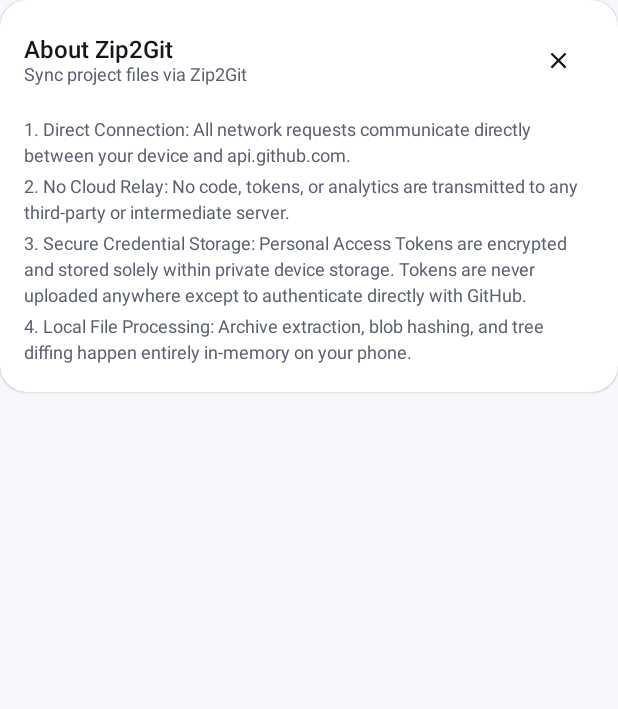
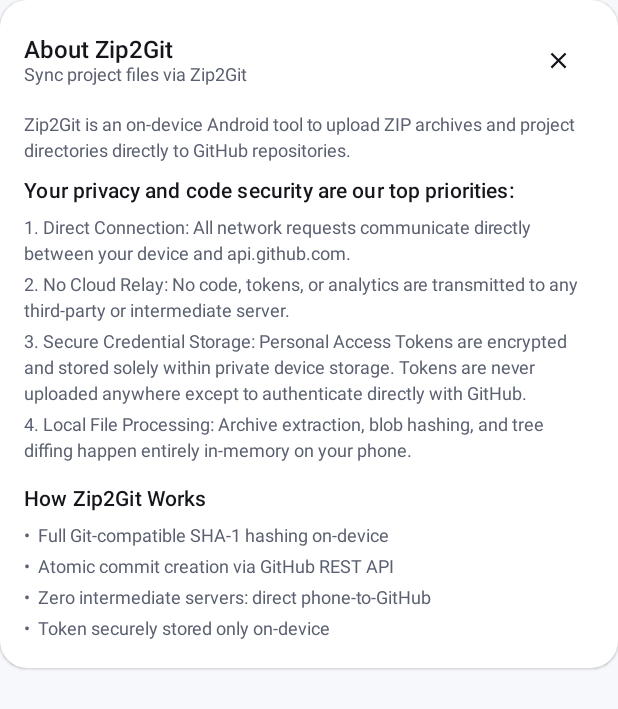
Before and after one commit to tufazzal513/ZiP2GiT, an Android app built with Jetpack Compose: the composable AboutCard shown on its own in the app's theme, on a phone screen of 412 x 824 dp. Shown: the top 709 px of the screen. Run offline under Robolectric (Android 15) with nearby library versions, the phone set to English and light mode, and no system bars.

Commit message:
Progress texts match original DEX; 25MB per-file guard; About/How-it-works; View Commit button

```diff
--- a/app/src/main/java/com/zip2git/domain/SafProjectSource.kt
+++ b/app/src/main/java/com/zip2git/domain/SafProjectSource.kt
@@ -98,6 +98,9 @@ class SafProjectSource private constructor(
                 ) ?: continue
 
                 val size = DocumentFile.fromSingleUri(context, uri)?.length() ?: 0L
+                if (size > ArchiveLimits.MAX_FILE_BYTES) {
+                    throw ArchiveTooLargeException("\"$source\" exceeds 25 MB limit.")
+                }
                 total += size
                 if (total > ArchiveLimits.MAX_TOTAL_UNCOMPRESSED_BYTES) {
                     throw ArchiveTooLargeException("Total folder size exceeds 120MB limit.")
--- a/app/src/main/java/com/zip2git/ui/screens/DashboardScreen.kt
+++ b/app/src/main/java/com/zip2git/ui/screens/DashboardScreen.kt
@@ -1254,6 +1254,20 @@ private fun AboutCard(onClose: () -> Unit) {
             }
         },
     ) {
+        Text(
+            text = "Zip2Git is an on-device Android tool to upload ZIP archives and project " +
+                "directories directly to GitHub repositories.",
+            style = MaterialTheme.typography.bodySmall,
+            color = MaterialTheme.colorScheme.onSurfaceVariant,
+        )
+        Spacer(Modifier.height(10.dp))
+        Text(
+            text = "Your privacy and code security are our top priorities:",
+            style = MaterialTheme.typography.titleSmall,
+            fontWeight = FontWeight.SemiBold,
+            color = MaterialTheme.colorScheme.onSurface,
+        )
+        Spacer(Modifier.height(4.dp))
         listOf(
             "1. Direct Connection: All network requests communicate directly between your device and api.github.com.",
             "2. No Cloud Relay: No code, tokens, or analytics are transmitted to any third-party or intermediate server.",
@@ -1262,6 +1276,27 @@ private fun AboutCard(onClose: () -> Unit) {
         ).forEach { line ->
             Text(
                 text = line,
+                style = MaterialTheme.typography.bodySmall,
+                color = MaterialTheme.colorScheme.onSurfaceVariant,
+                modifier = Modifier.padding(vertical = 3.dp),
+            )
+        }
+        Spacer(Modifier.height(12.dp))
+        Text(
+            text = "How Zip2Git Works",
+            style = MaterialTheme.typography.titleSmall,
+            fontWeight = FontWeight.SemiBold,
+            color = MaterialTheme.colorScheme.onSurface,
+        )
+        Spacer(Modifier.height(4.dp))
+        listOf(
+            "Full Git-compatible SHA-1 hashing on-device",
+            "Atomic commit creation via GitHub REST API",
+            "Zero intermediate servers: direct phone-to-GitHub",
+            "Token securely stored only on-device",
+        ).forEach { line ->
+            Text(
+                text = "•  $line",
                 style = MaterialTheme.typography.bodySmall,
                 color = MaterialTheme.colorScheme.onSurfaceVariant,
                 modifier = Modifier.padding(vertical = 3.dp),
```
Also changed, not shown: app/src/main/java/com/zip2git/domain/SyncEngine.kt (+11 -2 lines), app/src/main/java/com/zip2git/domain/ZipProjectSource.kt (+7 -0 lines), app/src/main/java/com/zip2git/ui/screens/SyncScreen.kt (+15 -0 lines).
